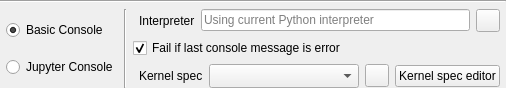
Qt form spine_items/tool/ui/python_kernel_spec_options.ui (spine-tools/spine-items) before a commit.
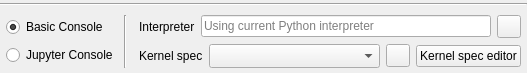
The same form after that commit. Icons and pictures are not drawn.

Commit message:
Get rid of fail_run_on_stderror
Re Spine-project/Spine-Toolbox#1443

The edit to the form file:
```diff
--- a/spine_items/tool/ui/python_kernel_spec_options.ui
+++ b/spine_items/tool/ui/python_kernel_spec_options.ui
@@ -18,8 +18,8 @@
    <rect>
     <x>0</x>
     <y>0</y>
-    <width>506</width>
-    <height>69</height>
+    <width>527</width>
+    <height>73</height>
    </rect>
   </property>
   <layout class="QVBoxLayout" name="verticalLayout_3">
@@ -130,19 +130,6 @@
          </item>
         </layout>
        </item>
-       <item>
-        <widget class="QCheckBox" name="fail_on_stderror_check_box">
-         <property name="toolTip">
-          <string>Fail execution if Tool finishes by writing to stderror, e.g. when there is a Traceback.</string>
-         </property>
-         <property name="text">
-          <string>Fail if last console message is error</string>
-         </property>
-         <property name="checked">
-          <bool>true</bool>
-         </property>
-        </widget>
-       </item>
        <item>
         <layout class="QHBoxLayout" name="horizontalLayout">
          <property name="spacing">
```
The commit also changes 5 other files.
